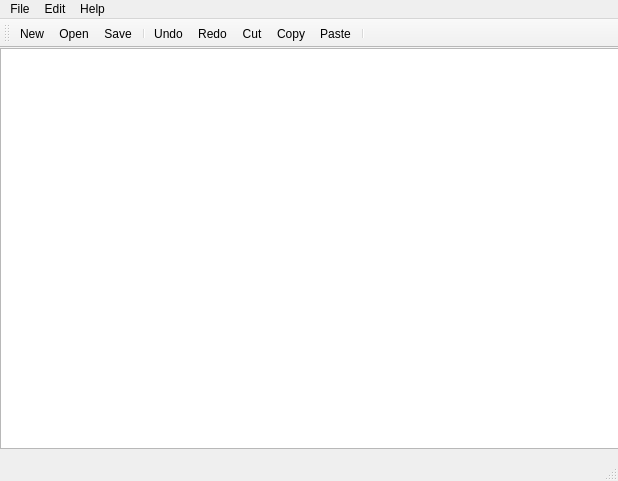
Old version of the form mainwindow.ui in the repository cch123/python-editor.
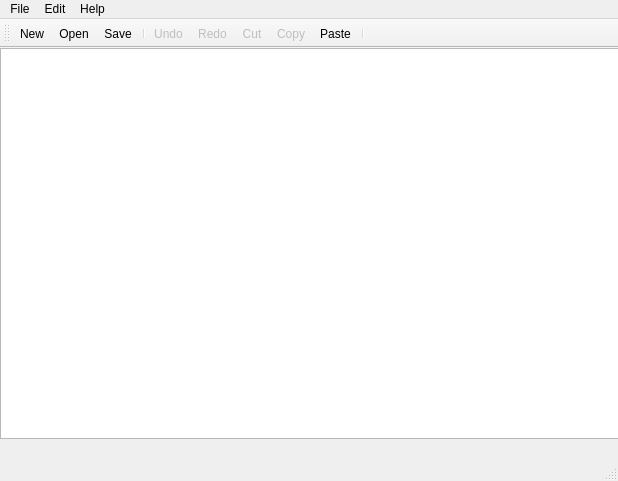
New version of the form. Icons and pictures are not drawn.

Commit message: functions enabled when docuemnt modified

What changed in the file:
```diff
--- a/mainwindow.ui
+++ b/mainwindow.ui
@@ -20,7 +20,7 @@
       <x>0</x>
       <y>0</y>
       <width>621</width>
-      <height>401</height>
+      <height>391</height>
      </rect>
     </property>
     <property name="sizePolicy">
@@ -131,6 +131,9 @@
    </property>
   </action>
   <action name="actionCut">
+   <property name="enabled">
+    <bool>false</bool>
+   </property>
    <property name="icon">
     <iconset resource="imgRes.qrc">
      <normaloff>:/toolbar/img/toolbar/editcut.png</normaloff>:/toolbar/img/toolbar/editcut.png</iconset>
@@ -140,6 +143,9 @@
    </property>
   </action>
   <action name="actionCopy">
+   <property name="enabled">
+    <bool>false</bool>
+   </property>
    <property name="icon">
     <iconset resource="imgRes.qrc">
      <normaloff>:/toolbar/img/toolbar/editcopy.png</normaloff>:/toolbar/img/toolbar/editcopy.png</iconset>
@@ -197,6 +203,9 @@
    </property>
   </action>
   <action name="actionUndo">
+   <property name="enabled">
+    <bool>false</bool>
+   </property>
    <property name="icon">
     <iconset resource="imgRes.qrc">
      <normaloff>:/toolbar/img/toolbar/editundo.png</normaloff>:/toolbar/img/toolbar/editundo.png</iconset>
@@ -206,6 +215,9 @@
    </property>
   </action>
   <action name="actionRedo">
+   <property name="enabled">
+    <bool>false</bool>
+   </property>
    <property name="icon">
     <iconset resource="imgRes.qrc">
      <normaloff>:/toolbar/img/toolbar/editredo.png</normaloff>:/toolbar/img/toolbar/editredo.png</iconset>
```
Left out of the diff: 68 changed lines with no effect on the pictures. The commit also changes 2 other files.
